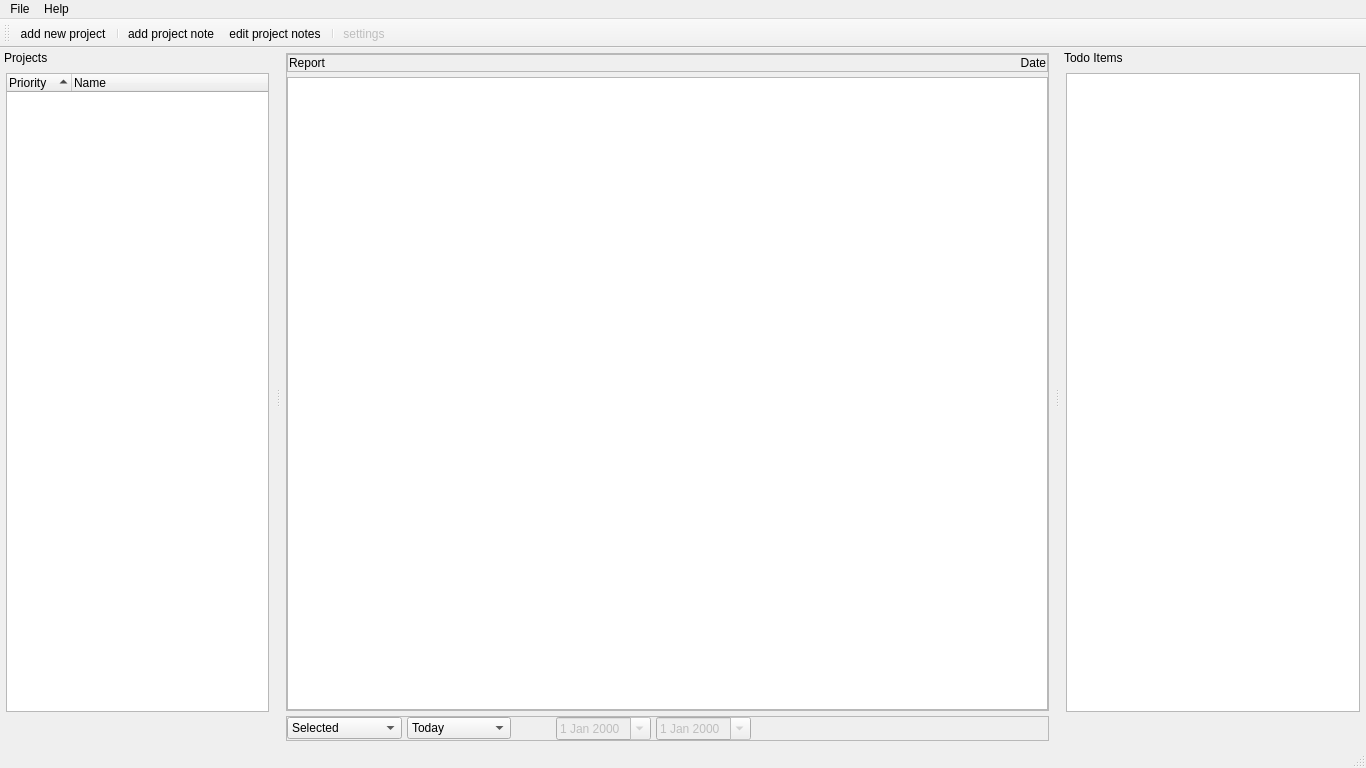
The window that src/main.ui (joebobs0n/project-tracker) describes before a commit, drawn with Qt 5.
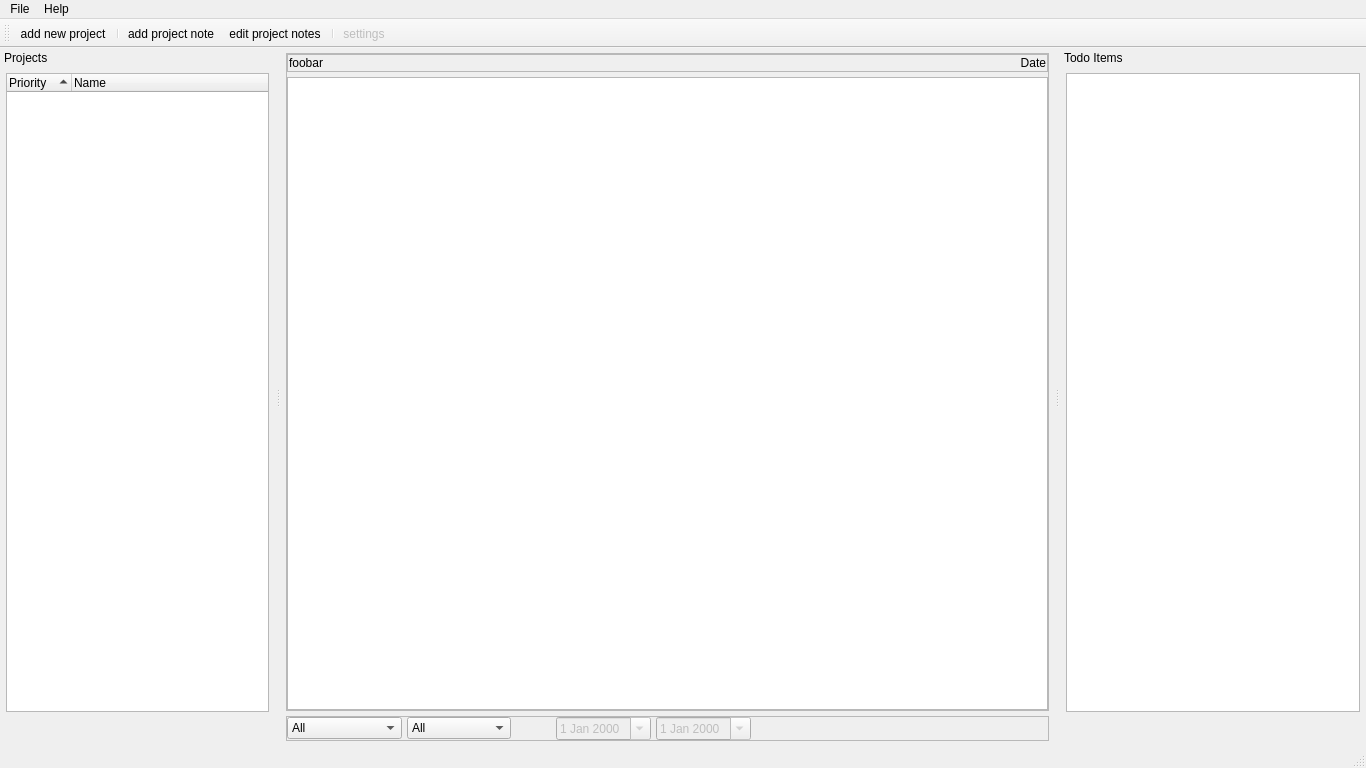
The same window after the commit. Icons and pictures are not drawn.

What changed in the file:
```diff
--- a/src/main.ui
+++ b/src/main.ui
@@ -97,7 +97,7 @@
           <item>
            <widget class="QLabel" name="report_label">
             <property name="text">
-             <string>Report</string>
+             <string>foobar</string>
             </property>
            </widget>
           </item>
@@ -188,6 +188,11 @@
          <property name="frame">
           <bool>true</bool>
          </property>
+         <item>
+          <property name="text">
+           <string>All</string>
+          </property>
+         </item>
          <item>
           <property name="text">
            <string>Selected</string>
@@ -233,6 +238,11 @@
          <property name="placeholderText">
           <string/>
          </property>
+         <item>
+          <property name="text">
+           <string>All</string>
+          </property>
+         </item>
          <item>
           <property name="text">
            <string>Today</string>
```
Left out of the diff: 31 changed lines with no effect on the pictures.
